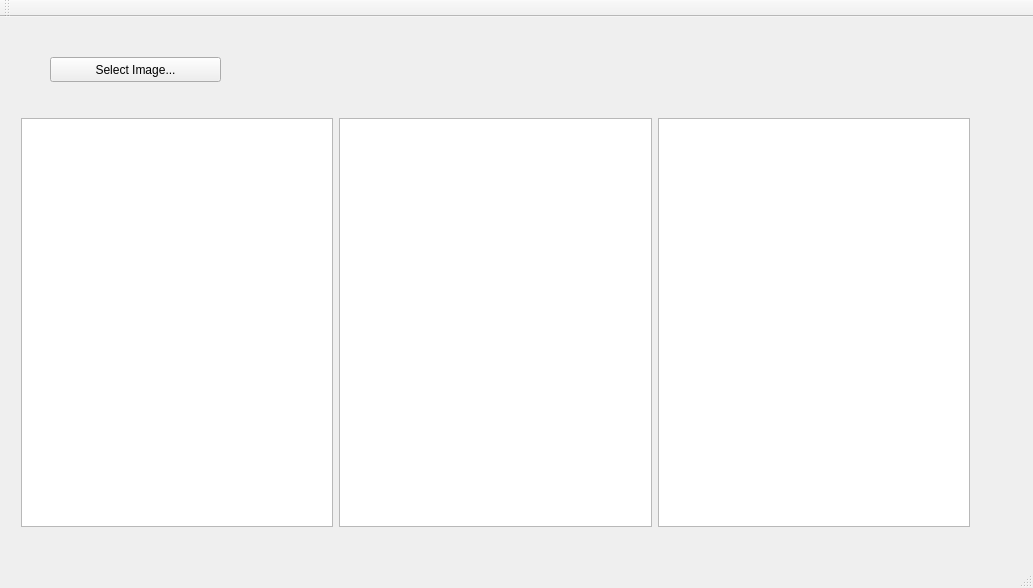
Old version of the form mainwindow.ui in the repository zeeraq/Projects.
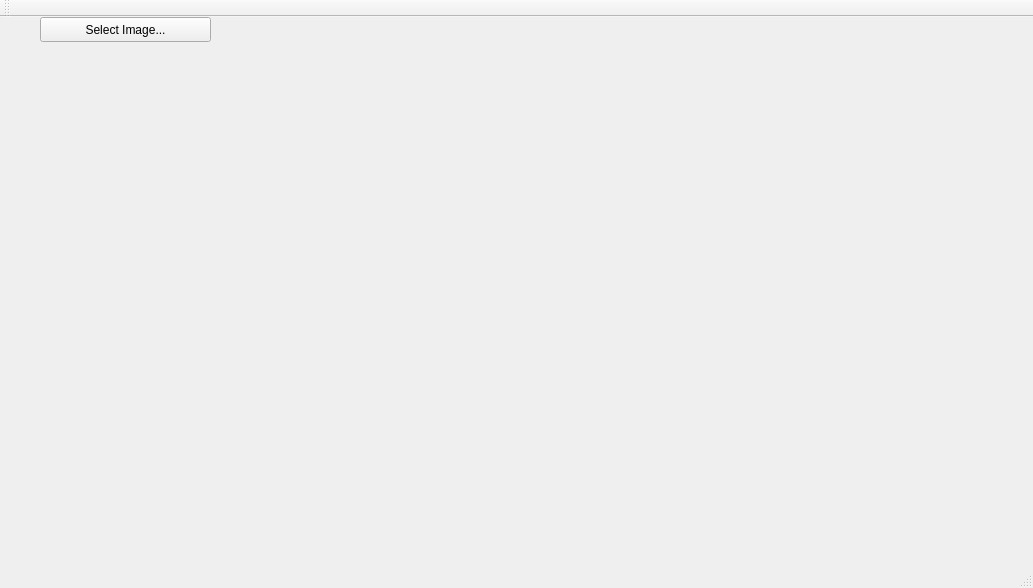
New version of the form.

Commit message: using label instead of QGraphicsView

Diff of the .ui file:
```diff
--- a/mainwindow.ui
+++ b/mainwindow.ui
@@ -17,8 +17,8 @@
    <widget class="QToolButton" name="toolButton">
     <property name="geometry">
      <rect>
-      <x>50</x>
-      <y>40</y>
+      <x>40</x>
+      <y>0</y>
       <width>171</width>
       <height>25</height>
      </rect>
@@ -31,20 +31,32 @@
     <property name="geometry">
      <rect>
       <x>10</x>
-      <y>90</y>
+      <y>40</y>
       <width>971</width>
-      <height>431</height>
+      <height>471</height>
      </rect>
     </property>
     <layout class="QHBoxLayout" name="horizontalLayout">
      <item>
-      <widget class="QGraphicsView" name="graphicsView"/>
+      <widget class="QLabel" name="displayLabel">
+       <property name="text">
+        <string/>
+       </property>
+      </widget>
      </item>
      <item>
-      <widget class="QGraphicsView" name="graphicsView_2"/>
+      <widget class="QLabel" name="processedLabel">
+       <property name="text">
+        <string/>
+       </property>
+      </widget>
      </item>
      <item>
-      <widget class="QGraphicsView" name="graphicsView_3"/>
+      <widget class="QLabel" name="label_3">
+       <property name="text">
+        <string/>
+       </property>
+      </widget>
      </item>
     </layout>
    </widget>
```
